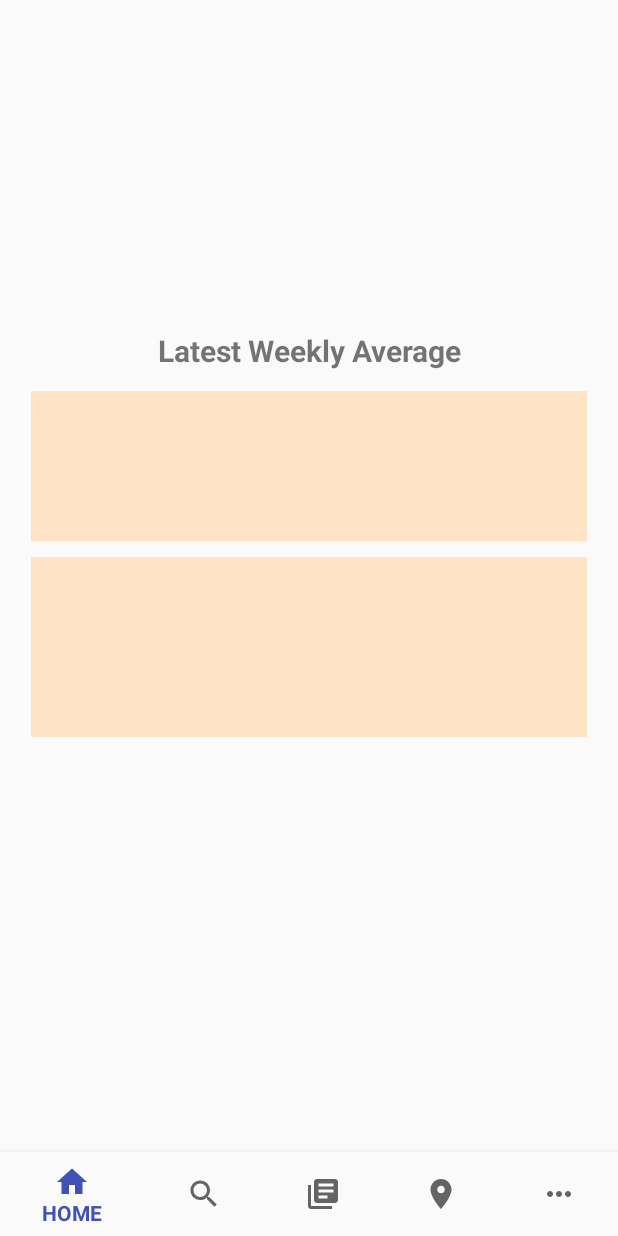
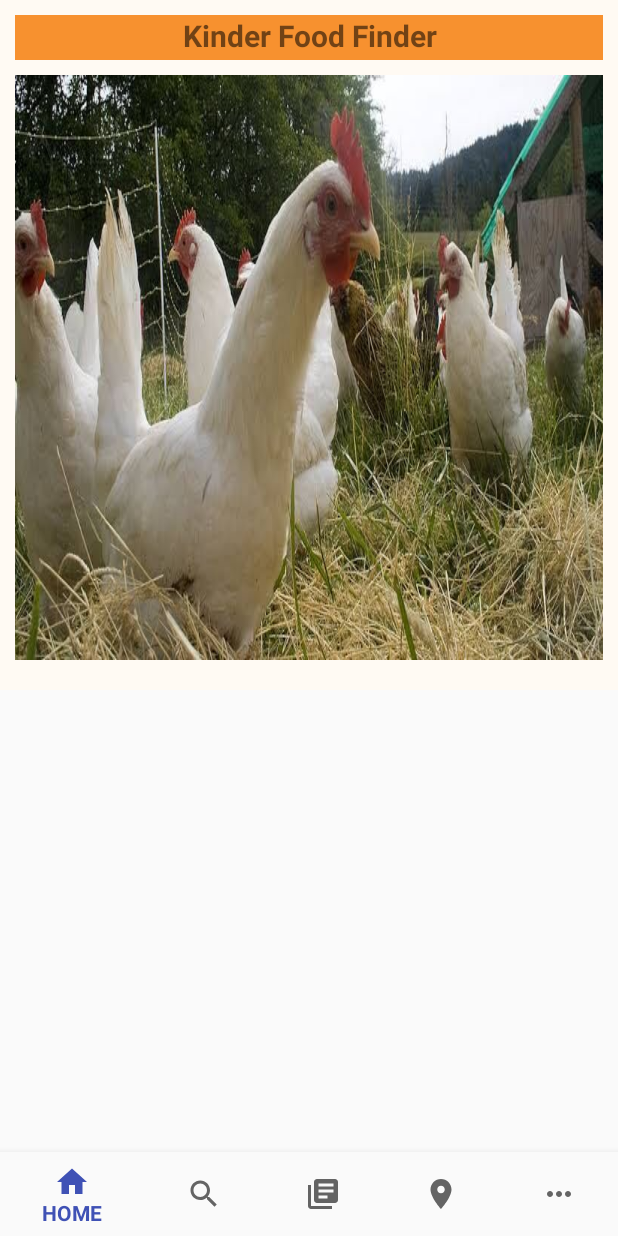
Before and after one commit to WolfeLeee/comp5703project, an Android app: the HomeFragment screen opened directly, with no data from a screen before it, on a phone screen of 412 x 824 dp. Run offline under Robolectric (Android 15) with nearby library versions, the phone set to English and light mode, and no system bars.

Commit message:
added some code on home page

```diff
--- a/KinderFoodFinder/app/src/main/res/layout/fragment_home.xml
+++ b/KinderFoodFinder/app/src/main/res/layout/fragment_home.xml
@@ -3,59 +3,37 @@
     xmlns:android="http://schemas.android.com/apk/res/android"
     android:layout_width="fill_parent"
     android:layout_height="fill_parent"
-    android:padding="5dp">
+    android:padding="10dp"
+    android:background="@color/lighterOrange">
 
     <LinearLayout
         xmlns:android="http://schemas.android.com/apk/res/android"
-        xmlns:app="http://schemas.android.com/apk/res-auto"
         android:layout_width="match_parent"
         android:layout_height="match_parent"
-        android:padding="10dp"
         android:orientation="vertical"
         android:gravity="center_horizontal">
-
-        <ImageView
-            android:id="@+id/imageView"
-            android:layout_width="139dp"
-            android:layout_height="99dp"
-            android:layout_alignParentTop="true"
-            android:layout_centerHorizontal="true"
-            android:layout_marginTop="42dp"
-            android:contentDescription="User"
-            android:layout_margin="50dp"/>
 
         <TextView
             android:layout_width="match_parent"
             android:layout_height="30dp"
-            android:layout_margin="5dp"
+            android:layout_marginBottom="10dp"
             android:textSize="20dp"
             android:textAlignment="center"
             android:textStyle="bold"
-            android:text="Latest Weekly Average"/>
+            android:text="@string/app_title"
+            android:background="@color/orange"/>
 
-        <LinearLayout
-            android:layout_width="fill_parent"
-            android:layout_height="100dp"
-            android:padding="10dp"
-            android:layout_margin="5dp"
-            android:background="#FFE3C6"
-            android:weightSum="2"
-            android:gravity="center_horizontal">
+        <ImageView
+            android:id="@+id/imageView"
+            android:layout_width="match_parent"
+            android:layout_height="wrap_content"
+            android:layout_marginBottom="10dp"
+            android:layout_alignParentTop="true"
+            android:layout_centerHorizontal="true"
+            android:contentDescription="farm_img"
+            android:background="@drawable/farm2"/>
 
 
-        </LinearLayout>
-
-        <LinearLayout
-            android:layout_width="fill_parent"
-            android:layout_height="120dp"
-            android:padding="10dp"
-            android:layout_margin="5dp"
-            android:background="#FFE3C6"
-            android:weightSum="2"
-            android:gravity="center_horizontal">
-
-
-        </LinearLayout>
 
     </LinearLayout>
 
--- a/KinderFoodFinder/app/src/main/res/values/strings.xml
+++ b/KinderFoodFinder/app/src/main/res/values/strings.xml
@@ -1,5 +1,6 @@
 <resources>
     <string name="app_name">KinderFoodFinder</string>
+    <string name="app_title">Kinder Food Finder</string>
     <string name="title_home">HOME</string>
     <string name="title_search">SEARCH</string>
     <string name="title_browse">BROWSE</string>
```
Also changed, not shown: KinderFoodFinder/app/src/main/res/drawable/farm1.png (added), KinderFoodFinder/app/src/main/res/drawable/farm2.jpg (added), KinderFoodFinder/app/src/main/res/drawable/farm3.png (added).
